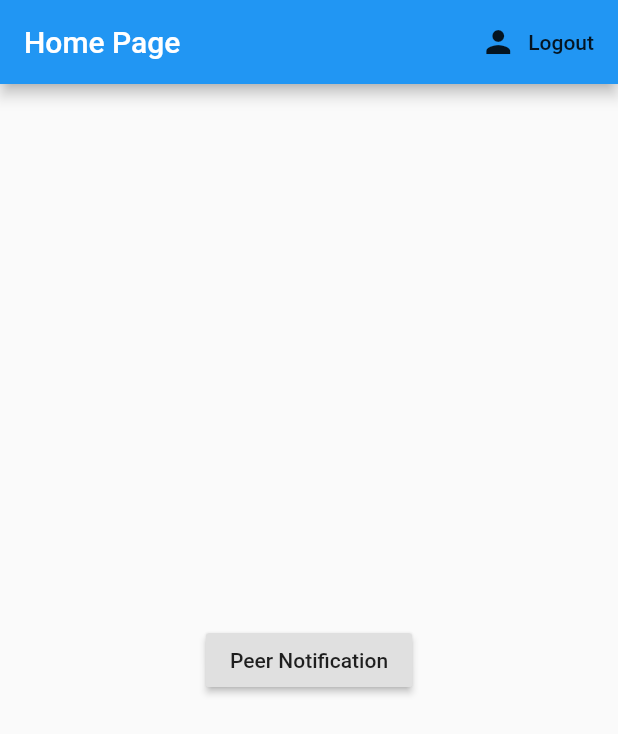
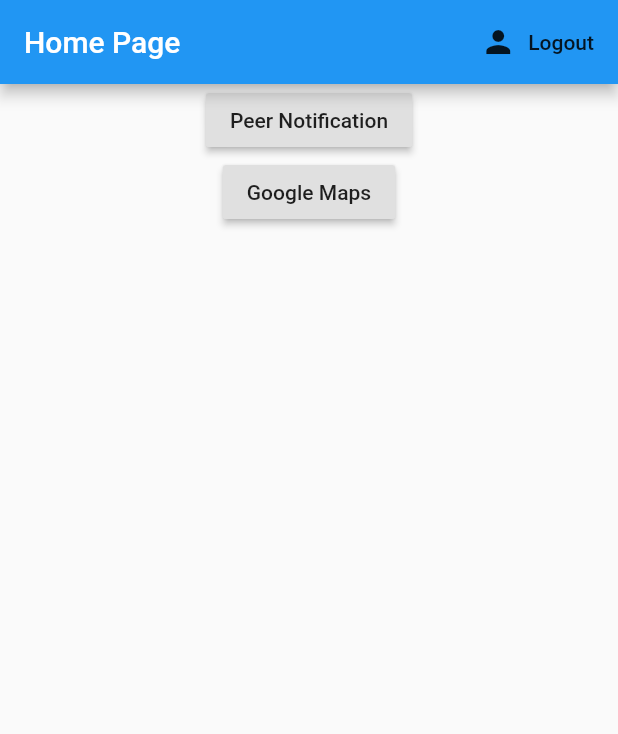
Before and after one commit to RohanGautam/beanSafetyApp, a Flutter app: the screen it shows once a user with an empty profile is signed in, on a phone screen of 412 x 824 dp. Shown: the top 734 px of the screen. Run offline on Flutter 3.47's test engine with Material 2 defaults, Android fonts, the light colour scheme and no system bars; our stand-ins replace cloud_firestore, firebase_auth, flutter_spinkit, geolocator, google_maps_flutter; accounts and stored records are empty.

Commit message:
added basic google map

```diff
--- a/lib/screens/home/home.dart
+++ b/lib/screens/home/home.dart
@@ -1,4 +1,5 @@
 import 'package:firebase_tutorial/models/userData.dart';
+import 'package:firebase_tutorial/screens/home/mapDirections.dart';
 import 'package:firebase_tutorial/screens/home/peerNotify.dart';
 import 'package:firebase_tutorial/services/auth.dart';
 import 'package:firebase_tutorial/services/database.dart';
@@ -30,7 +31,9 @@ class Home extends StatelessWidget {
         ),
         body: Container(
           child: Center(
-            child: RaisedButton(
+            child: Column(
+              children: <Widget>[
+                RaisedButton(
                   child: Text("Peer Notification"),
                   onPressed: () {
                   Navigator.push(
@@ -41,6 +44,14 @@ class Home extends StatelessWidget {
                     )),
                   );
                 }),
+                RaisedButton(
+                  child: Text("Google Maps"),
+                  onPressed: (){
+                    Navigator.push(context, MaterialPageRoute(builder: (context) => MapDirections()));
+                  }
+                )
+              ],
+            ),
           ),
         ),
       ),
--- a/pubspec.yaml
+++ b/pubspec.yaml
@@ -28,6 +28,8 @@ dependencies:
   provider: ^3.1.0
   flutter_spinkit : ^4.0.0
   geolocator: ^5.1.2
+  google_maps_flutter: ^0.5.11
+  flutter_polyline_points: ^0.1.0
 
 dev_dependencies:
   flutter_test:
```
Also changed, not shown: lib/screens/home/mapDirections.dart (added, +43 -0 lines), pubspec.lock, 2 other files. Lines whose indentation alone changed are shown as unchanged.
